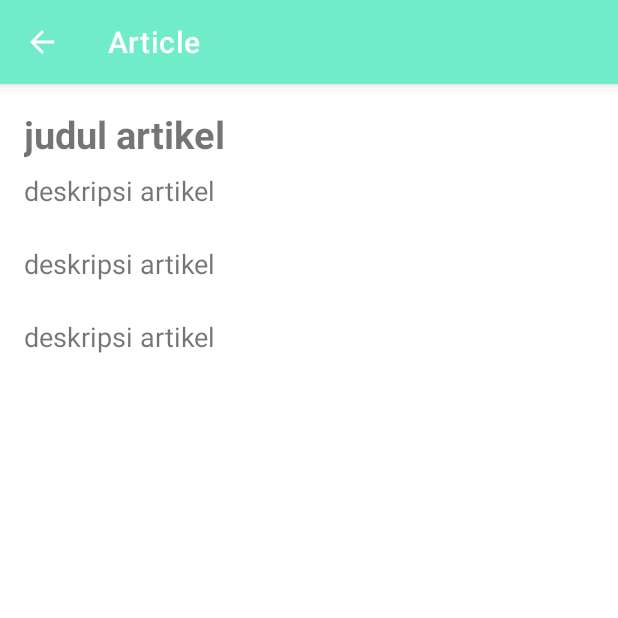
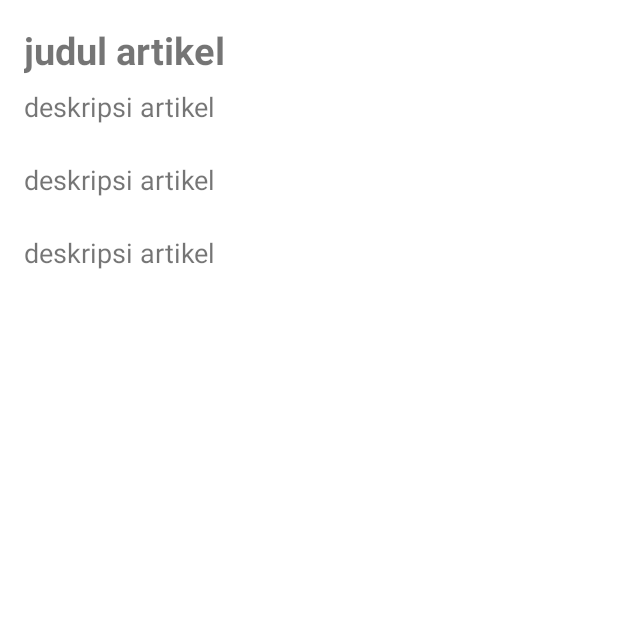
Before and after one commit to faishl039/Trashure, an Android app: the DetailArticleActivity screen opened directly, with no data from a screen before it, on a phone screen of 412 x 824 dp, the top half of it. Run offline under Robolectric (Android 15) with nearby library versions, the light colour scheme and no system bars; Roboto replaces fonts that are not available here.

Commit message:
hiding act bar

```diff
--- a/app/src/main/java/com/example/trashure/ui/article/DetailArticleActivity.kt
+++ b/app/src/main/java/com/example/trashure/ui/article/DetailArticleActivity.kt
@@ -20,9 +20,7 @@ class DetailArticleActivity : AppCompatActivity() {
             v.setPadding(systemBars.left, systemBars.top, systemBars.right, systemBars.bottom)
             insets
         }
-        supportActionBar!!.setDisplayHomeAsUpEnabled(true )
-
-        supportActionBar!!.title = "Article"
+        supportActionBar?.hide()
 
         val article = intent.getParcelableExtra<Article>("Article")
         if (article != null) {
```
